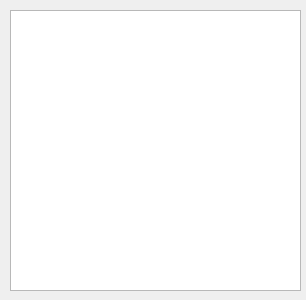
Above: helpwindow.ui from rdmenezes/trpo before the change. Below: the same form after it.
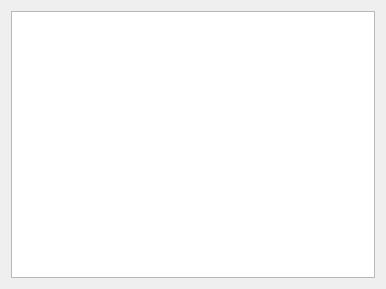
That is the form after the change.

What changed in the file:
```diff
--- a/helpwindow.ui
+++ b/helpwindow.ui
@@ -6,26 +6,22 @@
    <rect>
     <x>0</x>
     <y>0</y>
-    <width>306</width>
-    <height>300</height>
+    <width>386</width>
+    <height>289</height>
    </rect>
   </property>
   <property name="windowTitle">
    <string>Help</string>
   </property>
+  <layout class="QHBoxLayout" name="horizontalLayout">
+   <item>
   <widget class="QTextEdit" name="helpView">
-   <property name="geometry">
-    <rect>
-     <x>10</x>
-     <y>10</y>
-     <width>291</width>
-     <height>281</height>
-    </rect>
-   </property>
    <property name="readOnly">
     <bool>true</bool>
    </property>
   </widget>
+   </item>
+  </layout>
  </widget>
  <resources/>
  <connections/>
```
Lines whose indentation alone changed are shown as unchanged.
